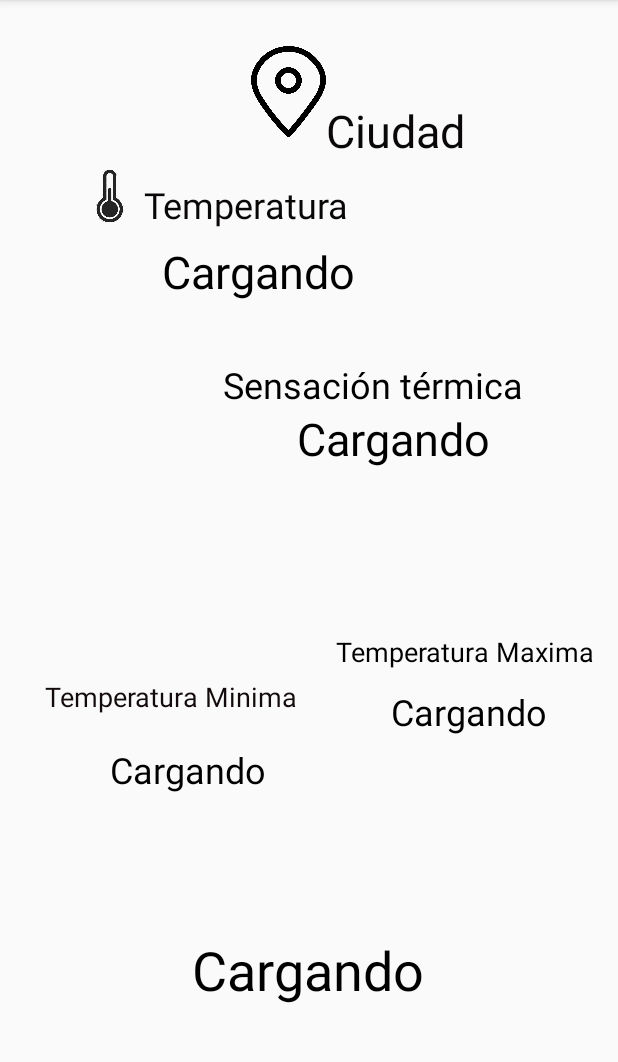
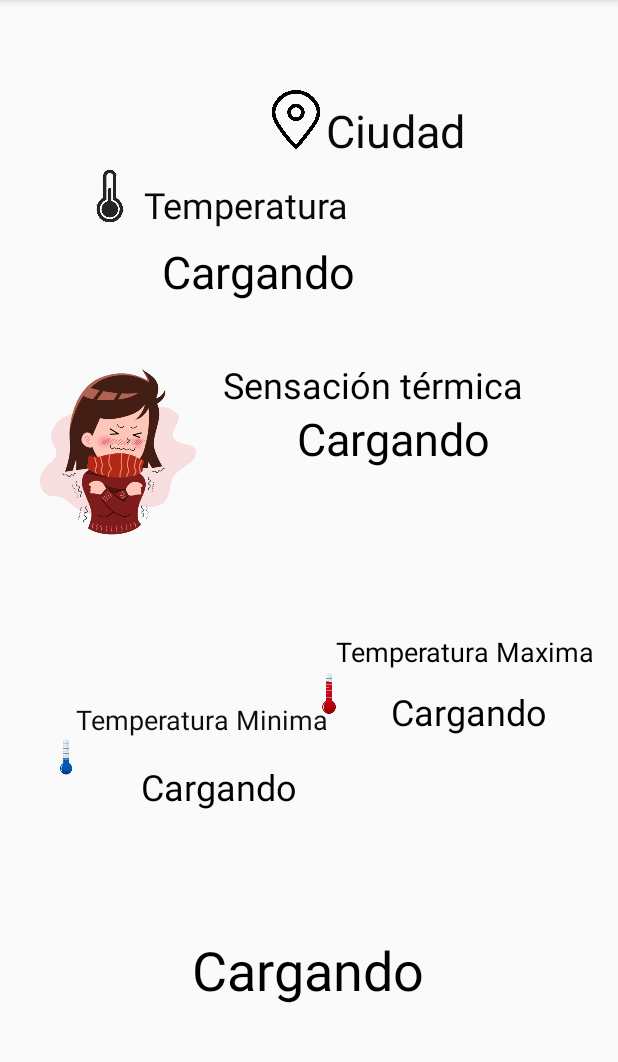
Before and after one commit to LucasGinard/ClimaAPP, an Android app: the MainActivity2 screen opened directly, with no data from a screen before it, on a phone screen of 412 x 824 dp, the part 84-1146 px from its top. Run offline under Robolectric (Android 15) with nearby library versions, the phone set to English and light mode, and no system bars; our stand-ins replace Volley; network calls fail.

Commit message:
Fase 0.7

```diff
--- a/app/src/main/res/layout/activity_main.xml
+++ b/app/src/main/res/layout/activity_main.xml
@@ -4,13 +4,13 @@
     xmlns:tools="http://schemas.android.com/tools"
     android:layout_width="match_parent"
     android:layout_height="match_parent"
+    android:background="@drawable/backgroundolindo"
     tools:context=".MainActivity">
 
     <ImageButton
         android:id="@+id/pasar"
         android:layout_width="176dp"
         android:layout_height="90dp"
-        android:background="@android:color/transparent"
         android:contentDescription="@string/app_name"
         android:hapticFeedbackEnabled="false"
         app:layout_constraintBottom_toBottomOf="parent"
--- a/app/src/main/res/layout/activity_main2.xml
+++ b/app/src/main/res/layout/activity_main2.xml
@@ -77,14 +77,28 @@
         android:id="@+id/tvminima"
         android:layout_width="wrap_content"
         android:layout_height="wrap_content"
-        android:layout_marginTop="20dp"
+        android:layout_marginTop="16dp"
         android:text="@string/vaCargando"
         android:textColor="#000000"
         android:textSize="24sp"
         app:layout_constraintEnd_toEndOf="parent"
-        app:layout_constraintHorizontal_bias="0.239"
+        app:layout_constraintHorizontal_bias="0.305"
         app:layout_constraintStart_toStartOf="parent"
         app:layout_constraintTop_toBottomOf="@+id/tect" />
+
+    <TextView
+        android:id="@+id/tect"
+        android:layout_width="wrap_content"
+        android:layout_height="wrap_content"
+        android:text="@string/TemperaturaMinima"
+        android:textColor="#130B0B"
+        android:textSize="18sp"
+        app:layout_constraintBottom_toBottomOf="parent"
+        app:layout_constraintEnd_toEndOf="parent"
+        app:layout_constraintHorizontal_bias="0.208"
+        app:layout_constraintStart_toStartOf="parent"
+        app:layout_constraintTop_toTopOf="parent"
+        app:layout_constraintVertical_bias="0.629" />
 
     <TextView
         android:id="@+id/tvmaxima"
@@ -125,25 +139,11 @@
         app:layout_constraintStart_toStartOf="parent"
         app:layout_constraintTop_toTopOf="parent" />
 
-    <TextView
-        android:id="@+id/tect"
-        android:layout_width="wrap_content"
-        android:layout_height="wrap_content"
-        android:text="@string/TemperaturaMinima"
-        android:textColor="#130B0B"
-        android:textSize="18sp"
-        app:layout_constraintBottom_toBottomOf="parent"
-        app:layout_constraintEnd_toEndOf="parent"
-        app:layout_constraintHorizontal_bias="0.124"
-        app:layout_constraintStart_toStartOf="parent"
-        app:layout_constraintTop_toTopOf="parent"
-        app:layout_constraintVertical_bias="0.608" />
-
     <ImageView
         android:id="@+id/imageView"
-        android:layout_width="50dp"
-        android:layout_height="74dp"
-        android:layout_marginTop="24dp"
+        android:layout_width="40dp"
+        android:layout_height="39dp"
+        android:layout_marginTop="60dp"
         android:contentDescription="@string/app_name"
         app:layout_constraintEnd_toStartOf="@+id/tvcity"
         app:layout_constraintHorizontal_bias="1.0"
@@ -163,4 +163,39 @@
         app:layout_constraintTop_toTopOf="parent"
         app:srcCompat="@drawable/icontemperatura" />
 
+    <ImageView
+        android:id="@+id/imageView4"
+        android:layout_width="44dp"
+        android:layout_height="35dp"
+        android:layout_marginBottom="288dp"
+        android:contentDescription="@string/Sensacióntérmica"
+        app:layout_constraintBottom_toBottomOf="parent"
+        app:layout_constraintEnd_toEndOf="parent"
+        app:layout_constraintHorizontal_bias="0.536"
+        app:layout_constraintStart_toStartOf="parent"
+        app:srcCompat="@drawable/iconmaxima" />
+
+    <ImageView
+        android:id="@+id/imageView5"
+        android:layout_width="36dp"
+        android:layout_height="31dp"
+        android:layout_marginBottom="248dp"
+        android:contentDescription="@string/Sensacióntérmica"
+        app:layout_constraintBottom_toBottomOf="parent"
+        app:layout_constraintEnd_toEndOf="parent"
+        app:layout_constraintHorizontal_bias="0.069"
+        app:layout_constraintStart_toStartOf="parent"
+        app:srcCompat="@drawable/iconminima" />
+
+    <ImageView
+        android:id="@+id/imageView6"
+        android:layout_width="143dp"
+        android:layout_height="154dp"
+        android:contentDescription="@string/Sensacióntérmica"
+        app:layout_constraintBottom_toBottomOf="parent"
+        app:layout_constraintEnd_toStartOf="@+id/textView"
+        app:layout_constraintTop_toTopOf="parent"
+        app:layout_constraintVertical_bias="0.37"
+        app:srcCompat="@drawable/iconsensacion" />
+
 </androidx.constraintlayout.widget.ConstraintLayout>
```
Also changed, not shown: app/src/main/res/drawable-v24/backgroundolindo.jpg (added), app/src/main/res/drawable-v24/iconmaxima.png (added), app/src/main/res/drawable-v24/iconminima.png (added), app/src/main/res/drawable-v24/iconsensacion.png (added).
